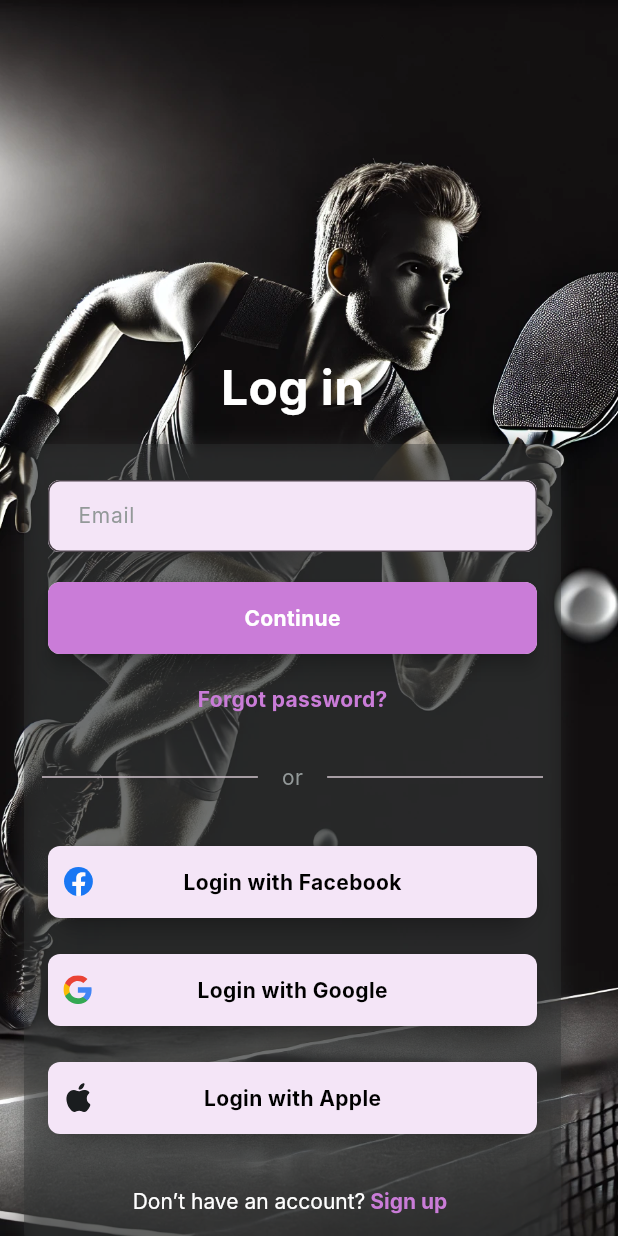
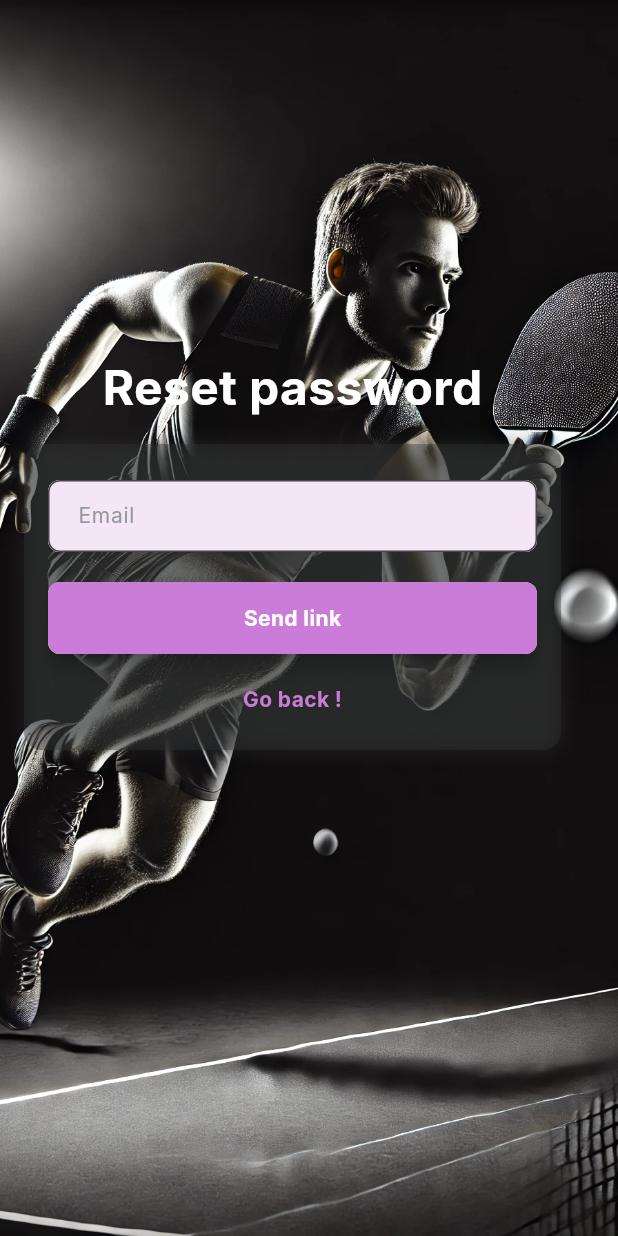
Before and after one commit to satych-ux/flutnew, a Flutter app: the screen it shows after launch, after a tap on "Forgot password?", on a phone screen of 412 x 824 dp. Run offline on Flutter 3.47's test engine with Material 3 defaults, Android fonts, the phone set to English and light mode, and no system bars; our stand-ins replace carousel_slider, flutter_svg, smooth_page_indicator, syncfusion_flutter_charts; Roboto replaces fonts that are missing (Inter).

Commit message:
forgot password screen attached

```diff
--- a/lib/presentation/views/auth/forget_password_page_view.dart
+++ b/lib/presentation/views/auth/forget_password_page_view.dart
@@ -91,9 +91,11 @@ class ForgetPasswordPageView extends StatelessWidget {
                       height: 16,
                     ),
                     PrimaryTextButton(
-                      title: 'Forgot password? ',
+                      title: 'Go back !',
                       fontSize: 14,
-                      onPressed: () {},
+                      onPressed: () {
+                        Navigator.pop(context);
+                      },
                       textColor: AppColor.kPrimary,
                     ),
                   ],
--- a/lib/presentation/views/auth/login_page_view.dart
+++ b/lib/presentation/views/auth/login_page_view.dart
@@ -1,3 +1,4 @@
+import 'package:flutnew/presentation/views/auth/forget_password_page_view.dart';
 import 'package:flutnew/presentation/views/auth/signup_page_view.dart';
 import 'package:flutnew/presentation/views/landing/landing_page_view.dart';
 import 'package:flutnew/presentation/widgets/auth/common_component/auth_primary_button.dart';
@@ -98,7 +99,13 @@ class LoginPageView extends StatelessWidget {
                     PrimaryTextButton(
                       title: 'Forgot password?',
                       fontSize: 14,
-                      onPressed: () {},
+                      onPressed: () {
+                        Navigator.push(
+                          context,
+                          MaterialPageRoute(
+                              builder: (context) => ForgetPasswordPageView()),
+                        );
+                      },
                       textColor: AppColor.kPrimary,
                     ),
                     const SizedBox(height: 32),
```
